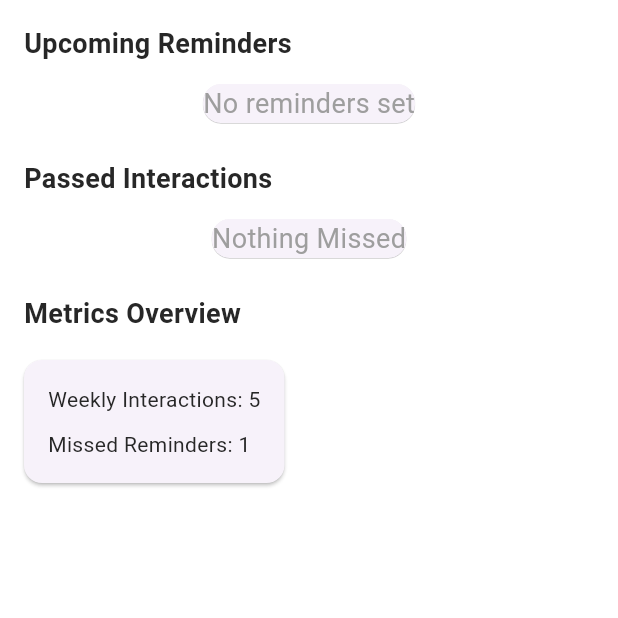
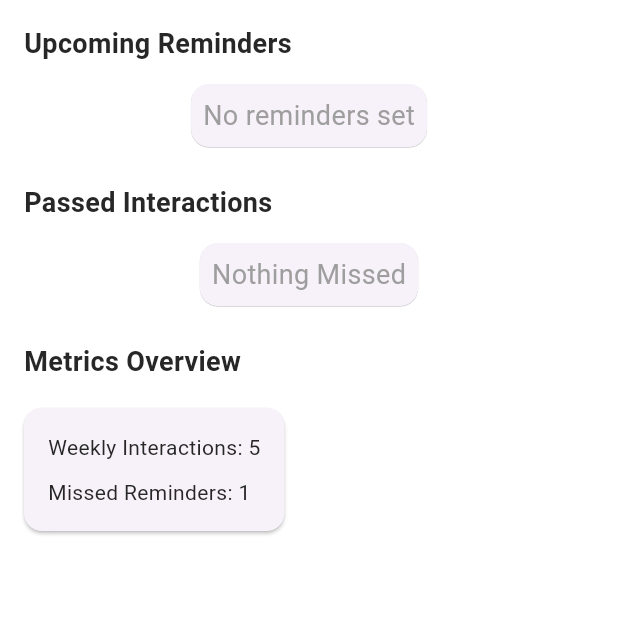
Before and after one commit to sujalraj00/message-reminder, a Flutter app: the HomeScreen screen opened directly, on a phone screen of 412 x 824 dp, the top half of it. Run offline on Flutter 3.47's test engine with Material 3 defaults, Android fonts, the phone set to English and light mode, and no system bars; our stand-ins replace cloud_firestore, connectivity_plus, date_picker_timeline, firebase_auth, firebase_core, flutter_local_notifications and 15 more; missing offline and left inert: flutter_facebook_auth; accounts and stored records are empty; Roboto replaces fonts that are missing (Poppins); project files that could hold a hidden picture were left out.

Commit message:
some functionalities added

```diff
--- a/lib/res/screens/home.dart
+++ b/lib/res/screens/home.dart
@@ -20,8 +20,13 @@ class HomeScreen extends StatelessWidget {
         return TColors.primary;
     }
   }
+
+
   @override
   Widget build(BuildContext context) {
+
+
+
     remindController.getReminders();
 
     return Scaffold(
@@ -47,7 +52,7 @@ class HomeScreen extends StatelessWidget {
                   itemCount: reminders.length,
                   itemBuilder: (context, index) {
                     Reminders reminder = reminders[index];
-                    return ReminderCard( color: _getBGClr(reminder?.color??0),
+                    return ReminderCard( color: _getBGClr(reminder.color??0),
                         contactName: reminder.title ?? 'No Title',
                         time: reminder.startTime ?? '',
                         messagePreview: reminder.note ?? 'No Note');
@@ -55,9 +60,12 @@ class HomeScreen extends StatelessWidget {
                 )
                     : const Center(
                   child: Card( shadowColor: Colors.grey, elevation: 0.2,
+                    child: Padding(
+                      padding: EdgeInsets.all(8.0),
                       child: Text(
                         'No reminders set',
                         style: TextStyle(fontSize: 18, color: Colors.grey),
+                      ),
                     ),
                   ),
                 ),
@@ -72,9 +80,9 @@ class HomeScreen extends StatelessWidget {
                 passedReminders.isNotEmpty
                     ? ListView.builder(
                   shrinkWrap: true,
-                  itemCount: reminders.length,
+                  itemCount: passedReminders.length,
                   itemBuilder: (context, index) {
-                    Reminders reminder = reminders[index];
+                    Reminders reminder = passedReminders[index];
                     return ReminderCard( color: Colors.purple[100]!,
                         contactName: reminder.title ?? 'No Title',
                         time: reminder.startTime ?? '',
@@ -83,9 +91,12 @@ class HomeScreen extends StatelessWidget {
                 )
                     : const Center(
                   child: Card( shadowColor: Colors.grey, elevation: 0.2,
+                    child: Padding(
+                      padding: EdgeInsets.all(8.0),
                       child: Text(
                         'Nothing Missed',
                         style: TextStyle(fontSize: 18, color: Colors.grey),
+                      ),
                     ),
                   ),
                 ),
@@ -172,6 +183,7 @@ class HomeScreen extends StatelessWidget {
     return upcomingReminders.take(4).toList();
   }
 
+  // fetching passed reminder  list
   List<Reminders> fetchPassedReminders(List<Reminders> reminders) {
     DateTime now = DateTime.now();
     print('Current time: $now');
@@ -182,6 +194,8 @@ class HomeScreen extends StatelessWidget {
         DateTime reminderDateTime = parseReminderDateTime(reminder.date!, reminder.startTime!);
         print('Checking reminder: ${reminder.title}, DateTime: $reminderDateTime, Now: $now');
         if (reminderDateTime.isBefore(now)) {
+          print('Reminder ${reminder.title} has passed.');
+          print(reminder);
           passedReminders.add(reminder);
         } else {
           print('Reminder ${reminder.title} is in the future and will not be included.');
@@ -198,9 +212,12 @@ class HomeScreen extends StatelessWidget {
       return dateTimeA.compareTo(dateTimeB);
     });
 
-    print('Upcoming Reminders: $passedReminders');
-    return passedReminders.take(3).toList();
+    print('Passed Reminders: $passedReminders');
+    return passedReminders.take(3).toList(); // Adjust if you want more or fewer reminders.
   }
+
+
+
 }
 
 class ReminderCard extends StatelessWidget {
@@ -228,6 +245,7 @@ class ReminderCard extends StatelessWidget {
                 icon: Icon(Icons.send, color: TColors.white.withOpacity(0.9)),
                 onPressed: () {
                   // Send message
+                  Share.share(messagePreview);
                 },
               ),
 
--- a/lib/res/screens/login_screen.dart
+++ b/lib/res/screens/login_screen.dart
@@ -4,7 +4,8 @@ import 'package:iconsax/iconsax.dart';
 import 'package:message_reminder/res/consts/t_colors.dart';
 import 'package:message_reminder/res/helper/helper_function.dart';
 import 'package:message_reminder/res/screens/create_account_screen.dart';
-
+import 'package:message_reminder/res/screens/forget_password_screen.dart';
+import 'package:message_reminder/res/screens/reset_password_screen.dart';
 import '../../controllers/login_controller.dart';
 import '../../widgets/form_divider.dart';
 import '../../widgets/social_buttons.dart';
@@ -99,7 +100,7 @@ class LoginScreen extends StatelessWidget {
                             ),
                             // forget pass
                             TextButton(
-                                onPressed: () {},
+                                onPressed: () => Get.to(() => const ForgetPassword()),
                                 child: const Text('forget password'))
                           ],
                         ),
--- a/pubspec.yaml
+++ b/pubspec.yaml
@@ -49,7 +49,7 @@ dependencies:
   flutter_staggered_animations: ^1.1.1
   permission_handler: ^10.2.0
   share_plus: ^10.0.0
-
+  share: 2.0.1
 
   #authentication
   flutter_facebook_auth: ^7.0.1
```
Also changed, not shown: pubspec.lock. Lines whose indentation alone changed are shown as unchanged.
